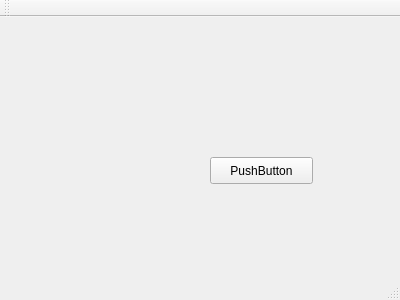
Above: quelleEstCetteNote/QuelleEstCetteNote2/mainwindow.ui from orichalque/quelleEstCetteNote before the change. Below: the same form after it.
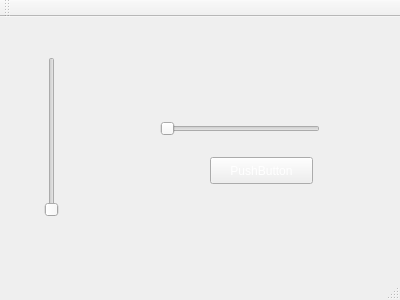
That is the form after the change.

The edit to the form file:
```diff
--- a/quelleEstCetteNote/QuelleEstCetteNote2/mainwindow.ui
+++ b/quelleEstCetteNote/QuelleEstCetteNote2/mainwindow.ui
@@ -23,10 +23,45 @@
       <height>27</height>
      </rect>
     </property>
+    <property name="styleSheet">
+     <string notr="true">color: white;</string>
+    </property>
     <property name="text">
      <string>PushButton</string>
     </property>
    </widget>
+   <widget class="QSlider" name="verticalSlider">
+    <property name="geometry">
+     <rect>
+      <x>40</x>
+      <y>40</y>
+      <width>24</width>
+      <height>160</height>
+     </rect>
+    </property>
+    <property name="maximum">
+     <number>1</number>
+    </property>
+    <property name="orientation">
+     <enum>Qt::Vertical</enum>
+    </property>
+   </widget>
+   <widget class="QSlider" name="horizontalSlider">
+    <property name="geometry">
+     <rect>
+      <x>160</x>
+      <y>100</y>
+      <width>160</width>
+      <height>24</height>
+     </rect>
+    </property>
+    <property name="maximum">
+     <number>1</number>
+    </property>
+    <property name="orientation">
+     <enum>Qt::Horizontal</enum>
+    </property>
+   </widget>
   </widget>
   <widget class="QMenuBar" name="menuBar">
    <property name="geometry">
```
Left out of the diff: 2 changed lines with no effect on the pictures.
